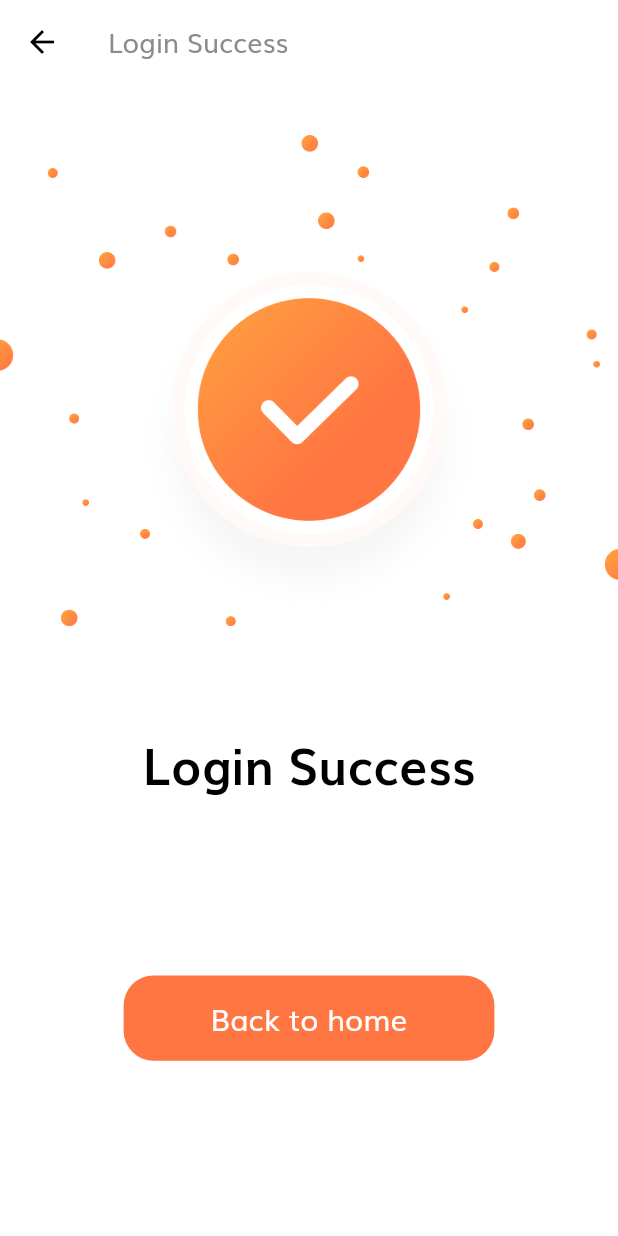
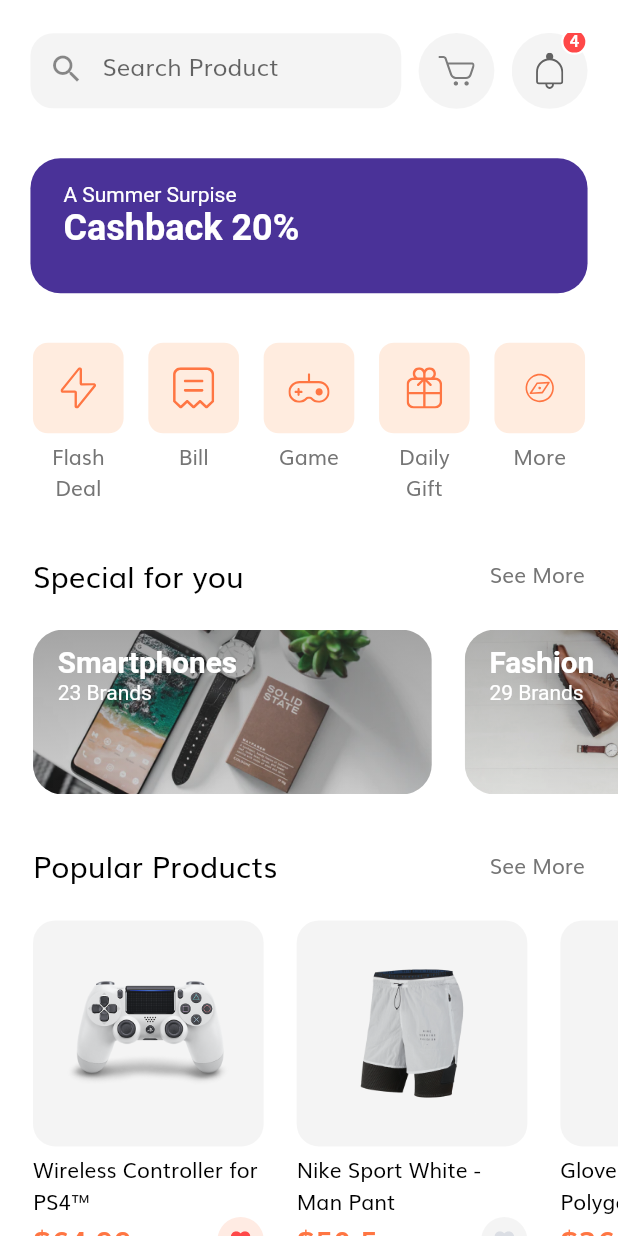
Before and after one commit to kanaisteve/Flutter-eCommerce-UI, a Flutter app: the LoginSuccessScreen screen opened by its route, after a tap on "Back to home", on a phone screen of 412 x 824 dp. Run offline on Flutter 3.47's test engine with Material 2 defaults, Android fonts, the phone set to English and light mode, and no system bars; our stand-ins replace flutter_svg.

Commit message:
Home Screen

```diff
--- /dev/null
+++ b/lib/models/Product.dart
@@ -0,0 +1,102 @@
+import 'package:flutter/material.dart';
+
+class Product {
+  final int id;
+  final String title, description;
+  final List<String> images;
+  final List<Color> colors;
+  final double rating, price;
+  final bool isFavourite, isPopular;
+
+  Product({
+    required this.id,
+    required this.images,
+    required this.colors,
+    this.rating = 0.0,
+    this.isFavourite = false,
+    this.isPopular = false,
+    required this.title,
+    required this.price,
+    required this.description,
+  });
+}
+
+// Our demo Products
+List<Product> demoProducts = [
+  Product(
+    id: 1,
+    images: [
+      "assets/images/ps4_console_white_1.png",
+      "assets/images/ps4_console_white_2.png",
+      "assets/images/ps4_console_white_3.png",
+      "assets/images/ps4_console_white_4.png",
+    ],
+    colors: [
+      Color(0xFFF6625E),
+      Color(0xFF836DB8),
+      Color(0xFFDECB9C),
+      Colors.white,
+    ],
+    title: "Wireless Controller for PS4™",
+    price: 64.99,
+    description: description,
+    rating: 4.8,
+    isFavourite: true,
+    isPopular: true,
+  ),
+  Product(
+    id: 2,
+    images: [
+      "assets/images/Image Popular Product 2.png",
+    ],
+    colors: [
+      Color(0xFFF6625E),
+      Color(0xFF836DB8),
+      Color(0xFFDECB9C),
+      Colors.white,
+    ],
+    title: "Nike Sport White - Man Pant",
+    price: 50.5,
+    description: description,
+    rating: 4.1,
+    isPopular: true,
+  ),
+  Product(
+    id: 3,
+    images: [
+      "assets/images/glap.png",
+    ],
+    colors: [
+      Color(0xFFF6625E),
+      Color(0xFF836DB8),
+      Color(0xFFDECB9C),
+      Colors.white,
+    ],
+    title: "Gloves XC Omega - Polygon",
+    price: 36.55,
+    description: description,
+    rating: 4.1,
+    isFavourite: true,
+    isPopular: true,
+  ),
+  Product(
+    id: 4,
+    images: [
+      "assets/images/wireless headset.png",
+    ],
+    colors: [
+      Color(0xFFF6625E),
+      Color(0xFF836DB8),
+      Color(0xFFDECB9C),
+      Colors.white,
+    ],
+    title: "Logitech Head",
+    price: 20.20,
+    description: description,
+    rating: 4.1,
+    isFavourite: true,
+  ),
+];
+
+const String description =
+    "Wireless Controller for PS4™ gives you what you want in your gaming from over precision control your games to sharing …";
--- a/lib/routes.dart
+++ b/lib/routes.dart
@@ -1,6 +1,7 @@
 import 'package:flutter/widgets.dart';
 import 'package:flutter_ui_kit/screens/auth/register_screen.dart';
 import 'package:flutter_ui_kit/screens/complete_profile/complete_profile_screen.dart';
+import 'package:flutter_ui_kit/screens/home/home_screen.dart';
 import 'package:flutter_ui_kit/screens/login_success/login_success_screen.dart';
 import 'package:flutter_ui_kit/screens/otp/otp_screen.dart';
 import 'package:flutter_ui_kit/screens/splash/splash_screen.dart';
@@ -17,4 +18,5 @@ final Map<String, WidgetBuilder> routes = {
   RegisterScreen.routeName: (context) => RegisterScreen(),
   CompleteProfileScreen.routeName: (context) => CompleteProfileScreen(),
   OtpScreen.routeName: (context) => OtpScreen(),
+  HomeScreen.routeName: (context) => HomeScreen(),
 };
--- /dev/null
+++ b/lib/screens/home/components/body.dart
@@ -0,0 +1,40 @@
+import 'package:flutter/material.dart';
+import 'package:flutter_svg/flutter_svg.dart';
+import 'package:flutter_ui_kit/constants.dart';
+import 'package:flutter_ui_kit/models/Product.dart';
+
+import '../../../size_config.dart';
+import 'categories.dart';
+import 'discount_counter.dart';
+import 'home_header.dart';
+import 'popular_products.dart';
+import 'product_card.dart';
+import 'section_title.dart';
+import 'special_offers.dart';
+
+class Body extends StatelessWidget {
+  const Body({super.key});
+
+  @override
+  Widget build(BuildContext context) {
+    return SafeArea(
+      child: SingleChildScrollView(
+        child: Column(
+          children: [
+            SizedBox(height: getProportionateScreenWidth(20)),
+            HomeHeader(),
+            SizedBox(height: getProportionateScreenWidth(30)),
+            DiscountBanner(),
+            SizedBox(height: getProportionateScreenWidth(30)),
+            Categories(),
+            SizedBox(height: getProportionateScreenWidth(30)),
+            SpecialOffers(),
+            SizedBox(height: getProportionateScreenWidth(30)),
+            PopularProducts(),
+            SizedBox(height: getProportionateScreenWidth(30)),
+          ],
+        ),
+      ),
+    );
+  }
+}
--- /dev/null
+++ b/lib/screens/home/components/categories.dart
@@ -0,0 +1,77 @@
+import 'package:flutter/material.dart';
+import 'package:flutter_svg/svg.dart';
+
+import '../../../size_config.dart';
+
+class Categories extends StatelessWidget {
+  const Categories({super.key});
+
+  @override
+  Widget build(BuildContext context) {
+    List<Map<String, dynamic>> categories = [
+      {"icon": "assets/icons/Flash Icon.svg", "text": "Flash Deal"},
+      {"icon": "assets/icons/Bill Icon.svg", "text": "Bill"},
+      {"icon": "assets/icons/Game Icon.svg", "text": "Game"},
+      {"icon": "assets/icons/Gift Icon.svg", "text": "Daily Gift"},
+      {"icon": "assets/icons/Discover.svg", "text": "More"},
+    ];
+    return Padding(
+      padding:
+          EdgeInsets.symmetric(horizontal: getProportionateScreenWidth(20)),
+      child: Row(
+        mainAxisAlignment: MainAxisAlignment.spaceBetween,
+        crossAxisAlignment: CrossAxisAlignment.start,
+        children: [
+          ...List.generate(
+            categories.length,
+            (index) => CategoryCard(
+              icon: categories[index]["icon"],
+              text: categories[index]["text"],
+              press: () {},
+            ),
+          )
+        ],
+      ),
+    );
+  }
+}
+
+class CategoryCard extends StatelessWidget {
+  const CategoryCard({
+    Key? key,
+    required this.icon,
+    required this.text,
+    required this.press,
+  }) : super(key: key);
+
+  final String icon, text;
+  final GestureTapCallback press;
+
+  @override
+  Widget build(BuildContext context) {
+    return GestureDetector(
+      onTap: press,
+      child: SizedBox(
+        width: getProportionateScreenWidth(55),
+        child: Column(children: [
+          AspectRatio(
+            aspectRatio: 1,
+            child: Container(
+              padding: EdgeInsets.all(getProportionateScreenWidth(15)),
+              decoration: BoxDecoration(
+                color: Color(0xFFFFECDF),
+                borderRadius: BorderRadius.circular(10),
+              ),
+              child: SvgPicture.asset(icon),
+            ),
+          ),
+          const SizedBox(height: 5),
+          Text(
+            text,
+            textAlign: TextAlign.center,
+          ),
+        ]),
+      ),
+    );
+  }
+}
--- /dev/null
+++ b/lib/screens/home/components/discount_counter.dart
@@ -0,0 +1,43 @@
+import 'package:flutter/material.dart';
+
+import '../../../size_config.dart';
+
+class DiscountBanner extends StatelessWidget {
+  const DiscountBanner({
+    Key? key,
+  }) : super(key: key);
+
+  @override
+  Widget build(BuildContext context) {
+    return Container(
+      margin: EdgeInsets.symmetric(
+        horizontal: getProportionateScreenHeight(20),
+      ),
+      padding: EdgeInsets.symmetric(
+        horizontal: getProportionateScreenWidth(20),
+        vertical: getProportionateScreenWidth(15),
+      ),
+      width: double.infinity,
+      height: 90,
+      decoration: BoxDecoration(
+        color: Color(0xFF4A3298),
+        borderRadius: BorderRadius.circular(20),
+      ),
+      child: Text.rich(
+        TextSpan(
+          text: "A Summer Surpise\n",
+          style: TextStyle(color: Colors.white),
+          children: [
+            TextSpan(
+              text: "Cashback 20%",
+              style: TextStyle(
+                fontSize: 24,
+                fontWeight: FontWeight.bold,
+              ),
+            ),
+          ],
+        ),
+      ),
+    );
+  }
+}
--- /dev/null
+++ b/lib/screens/home/components/home_header.dart
@@ -0,0 +1,37 @@
+import 'package:flutter/material.dart';
+
+import '../../../size_config.dart';
+import 'icon_btn_with_counter.dart';
+import 'search_field.dart';
+
+class HomeHeader extends StatelessWidget {
+  const HomeHeader({
+    Key? key,
+  }) : super(key: key);
+
+  @override
+  Widget build(BuildContext context) {
+    return Padding(
+      padding: EdgeInsets.symmetric(
+        horizontal: getProportionateScreenHeight(20),
+      ),
+      child: Row(
+        mainAxisAlignment: MainAxisAlignment.spaceBetween,
+        children: [
+          SearchField(),
+          // Shopping Cart
+          IconBtnWithCounter(
+            svgSrc: "assets/icons/Cart Icon.svg",
+            press: () {},
+          ),
+          IconBtnWithCounter(
+            // Notification Bell
+            svgSrc: "assets/icons/Bell.svg",
+            numOfItems: 4,
+            press: () {},
+          ),
+        ],
+      ),
+    );
+  }
+}
--- /dev/null
+++ b/lib/screens/home/components/icon_btn_with_counter.dart
@@ -0,0 +1,65 @@
+import 'package:flutter/material.dart';
+import 'package:flutter_svg/svg.dart';
+
+import '../../../constants.dart';
+import '../../../size_config.dart';
+
+class IconBtnWithCounter extends StatelessWidget {
+  const IconBtnWithCounter({
+    Key? key,
+    required this.svgSrc,
+    this.numOfItems = 0,
+    required this.press,
+  }) : super(key: key);
+
+  final String svgSrc;
+  final int numOfItems;
+  final GestureTapCallback press;
+
+  @override
+  Widget build(BuildContext context) {
+    return InkWell(
+      onTap: press,
+      borderRadius: BorderRadius.circular(50),
+      child: Stack(
+        // overflow: Overflow.visible,
+        children: [
+          Container(
+            padding: EdgeInsets.all(getProportionateScreenWidth(12)),
+            height: getProportionateScreenWidth(46),
+            width: getProportionateScreenWidth(46),
+            decoration: BoxDecoration(
+              color: kSecondaryColor.withOpacity(0.1),
+              shape: BoxShape.circle,
+            ),
+            child: SvgPicture.asset(svgSrc),
+          ),
+          if (numOfItems != 0)
+            Positioned(
+              top: -3,
+              right: 0,
+              child: Container(
+                height: getProportionateScreenWidth(16),
+                width: getProportionateScreenWidth(16),
+                decoration: BoxDecoration(
+                  color: Color(0xFFFF4848),
+                  shape: BoxShape.circle,
+                  border: Border.all(width: 1.5, color: Colors.white),
+                ),
+                child: Center(
+                    child: Text(
+                  "$numOfItems",
+                  style: TextStyle(
+                    fontSize: getProportionateScreenWidth(10),
+                    height: 1,
+                    color: Colors.white,
+                    fontWeight: FontWeight.w600,
+                  ),
+                )),
+              ),
+            ),
+        ],
+      ),
+    );
+  }
+}
--- /dev/null
+++ b/lib/screens/home/components/popular_products.dart
@@ -0,0 +1,42 @@
+import 'package:flutter/material.dart';
+
+import '../../../models/Product.dart';
+import '../../../size_config.dart';
+import 'product_card.dart';
+import 'section_title.dart';
+
+class PopularProducts extends StatelessWidget {
+  const PopularProducts({
+    Key? key,
+  }) : super(key: key);
+
+  @override
+  Widget build(BuildContext context) {
+    return Column(
+      children: [
+        SectionTitle(
+          text: "Popular Products",
+          press: () {},
+        ),
+        SizedBox(height: getProportionateScreenWidth(20)),
+        SingleChildScrollView(
+          scrollDirection: Axis.horizontal,
+          child: Row(
+            crossAxisAlignment: CrossAxisAlignment.start,
+            children: [
+              ...List.generate(
+                demoProducts.length,
+                (index) => ProductCard(
+                  product: demoProducts[index],
+                ),
+              ),
+              SizedBox(
+                width: getProportionateScreenWidth(20),
+              )
+            ],
+          ),
+        ),
+      ],
+    );
+  }
+}
--- /dev/null
+++ b/lib/screens/home/components/product_card.dart
@@ -0,0 +1,87 @@
+import 'package:flutter/material.dart';
+import 'package:flutter_svg/svg.dart';
+
+import '../../../constants.dart';
+import '../../../models/Product.dart';
+import '../../../size_config.dart';
+
+class ProductCard extends StatelessWidget {
+  const ProductCard({
+    Key? key,
+    this.width = 140,
+    this.aspectRetion = 1.02,
+    required this.product,
+  }) : super(key: key);
+
+  final double width, aspectRetion;
+  final Product product;
+
+  @override
+  Widget build(BuildContext context) {
+    return Padding(
+      padding: EdgeInsets.only(left: getProportionateScreenWidth(20)),
+      child: SizedBox(
+        width: getProportionateScreenWidth(width),
+        child: Column(
+          children: [
+            AspectRatio(
+              aspectRatio: 1.02,
+              child: Container(
+                padding: EdgeInsets.all(getProportionateScreenWidth(20)),
+                decoration: BoxDecoration(
+                  color: kSecondaryColor.withOpacity(0.1),
+                  borderRadius: BorderRadius.circular(15),
+                ),
+                child: Image.asset(
+                  product.images[0],
+                ),
+              ),
+            ),
+            const SizedBox(height: 5),
+            Text(
+              product.title,
+              style: const TextStyle(
+                color: Colors.black,
+              ),
+              maxLines: 2,
+            ),
+            Row(
+              mainAxisAlignment: MainAxisAlignment.spaceBetween,
+              children: [
+                Text(
+                  "\$${product.price}",
+                  style: TextStyle(
+                    fontSize: getProportionateScreenWidth(18),
+                    fontWeight: FontWeight.w600,
+                    color: kPrimaryColor,
+                  ),
+                ),
+                InkWell(
+                  borderRadius: BorderRadius.circular(30),
+                  onTap: () {},
+                  child: Container(
+                    padding: EdgeInsets.all(getProportionateScreenWidth(8)),
+                    width: getProportionateScreenWidth(28),
+                    height: getProportionateScreenWidth(28),
+                    decoration: BoxDecoration(
+                      color: product.isFavourite
+                          ? kPrimaryColor.withOpacity(0.15)
+                          : kSecondaryColor.withOpacity(0.1),
+                      shape: BoxShape.circle,
+                    ),
+                    child: SvgPicture.asset(
+                      "assets/icons/Heart Icon_2.svg",
+                      color: product.isFavourite
+                          ? Color(0xFFFF4848)
+                          : Color(0xFFDBDEE4),
+                    ),
+                  ),
+                ),
+              ],
+            ),
+          ],
+        ),
+      ),
+    );
+  }
+}
--- /dev/null
+++ b/lib/screens/home/components/search_field.dart
@@ -0,0 +1,34 @@
+import 'package:flutter/material.dart';
+
+import '../../../constants.dart';
+import '../../../size_config.dart';
+
+class SearchField extends StatelessWidget {
+  const SearchField({
+    Key? key,
+  }) : super(key: key);
+
+  @override
+  Widget build(BuildContext context) {
+    return Container(
+      width: SizeConfig.screenWidth * 0.6, // 60% of our width
+      height: 50,
+      decoration: BoxDecoration(
+        color: kSecondaryColor.withOpacity(0.1),
+        borderRadius: BorderRadius.circular(15),
+      ),
+      child: TextField(
+        decoration: InputDecoration(
+          enabledBorder: InputBorder.none,
+          focusedBorder: InputBorder.none,
+          hintText: "Search Product",
+          prefixIcon: Icon(Icons.search),
+          contentPadding: EdgeInsets.symmetric(
+            horizontal: getProportionateScreenWidth(20),
+            vertical: getProportionateScreenHeight(9),
+          ),
+        ),
+      ),
+    );
+  }
+}
--- /dev/null
+++ b/lib/screens/home/components/section_title.dart
@@ -0,0 +1,38 @@
+import 'package:flutter/material.dart';
+
+import '../../../size_config.dart';
+
+class SectionTitle extends StatelessWidget {
+  const SectionTitle({
+    Key? key,
+    required this.text,
+    required this.press,
+  }) : super(key: key);
+
+  final String text;
+  final GestureTapCallback press;
+
+  @override
+  Widget build(BuildContext context) {
+    return Padding(
+      padding:
+          EdgeInsets.symmetric(horizontal: getProportionateScreenWidth(20)),
+      child: Row(
+        mainAxisAlignment: MainAxisAlignment.spaceBetween,
+        children: [
+          Text(
+            text,
+            style: TextStyle(
+              fontSize: getProportionateScreenWidth(18),
+              color: Colors.black,
+            ),
+          ),
+          GestureDetector(
+            onTap: press,
+            child: const Text("See More"),
+          ),
+        ],
+      ),
+    );
+  }
+}
--- /dev/null
+++ b/lib/screens/home/components/special_offers.dart
@@ -0,0 +1,113 @@
+import 'package:flutter/material.dart';
+
+import '../../../size_config.dart';
+import 'section_title.dart';
+
+class SpecialOffers extends StatelessWidget {
+  const SpecialOffers({
+    Key? key,
+  }) : super(key: key);
+
+  @override
+  Widget build(BuildContext context) {
+    return Column(
+      children: [
+        SectionTitle(
+          text: "Special for you",
+          press: () {},
+        ),
+        SizedBox(height: getProportionateScreenWidth(20)),
+        SingleChildScrollView(
+          scrollDirection: Axis.horizontal,
+          child: Row(
+            children: [
+              SpecialOfferCard(
+                image: "assets/images/Image Banner 2.png",
+                category: "Smartphones",
+                numOfBrands: 23,
+                press: () {},
+              ),
+              SpecialOfferCard(
+                image: "assets/images/Image Banner 3.png",
+                category: "Fashion",
+                numOfBrands: 29,
+                press: () {},
+              ),
+              SizedBox(width: getProportionateScreenWidth(20)),
+            ],
+          ),
+        ),
+      ],
+    );
+  }
+}
+
+class SpecialOfferCard extends StatelessWidget {
+  const SpecialOfferCard({
+    Key? key,
+    required this.category,
+    required this.image,
+    required this.numOfBrands,
+    required this.press,
+  }) : super(key: key);
+
+  final String category, image;
+  final int numOfBrands;
+  final GestureTapCallback press;
+
+  @override
+  Widget build(BuildContext context) {
+    return Padding(
+      padding: EdgeInsets.only(
+        left: getProportionateScreenWidth(20),
+      ),
+      child: SizedBox(
+        width: getProportionateScreenWidth(242),
+        height: getProportionateScreenWidth(100),
+        child: ClipRRect(
+          borderRadius: BorderRadius.circular(20),
+          child: Stack(
+            children: [
+              Image.asset(
+                image,
+                fit: BoxFit.cover,
+              ),
+              Container(
+                decoration: BoxDecoration(
+                    gradient: LinearGradient(
+                  begin: Alignment.topCenter,
+                  end: Alignment.bottomCenter,
+                  colors: [
+                    Color(0xFF343434).withOpacity(0.4),
+                    Color(0xFF343434).withOpacity(0.15),
+                  ],
+                )),
+              ),
+              Padding(
+                padding: EdgeInsets.symmetric(
+                  horizontal: getProportionateScreenWidth(15),
+                  vertical: getProportionateScreenWidth(10),
+                ),
+                child: Text.rich(
+                  TextSpan(
+                    style: TextStyle(color: Colors.white),
+                    children: [
+                      TextSpan(
+                        text: "$category\n",
+                        style: TextStyle(
+                          fontSize: getProportionateScreenWidth(18),
+                          fontWeight: FontWeight.bold,
+                        ),
+                      ),
+                      TextSpan(text: "$numOfBrands Brands"),
+                    ],
+                  ),
+                ),
+              ),
+            ],
+          ),
+        ),
+      ),
+    );
+  }
+}
--- /dev/null
+++ b/lib/screens/home/home_screen.dart
@@ -0,0 +1,15 @@
+import 'package:flutter/material.dart';
+import 'package:flutter_ui_kit/screens/home/components/body.dart';
+
+class HomeScreen extends StatelessWidget {
+  static String routeName = "/home";
+
+  const HomeScreen({super.key});
+
+  @override
+  Widget build(BuildContext context) {
+    return Scaffold(
+      body: Body(),
+    );
+  }
+}
--- a/lib/screens/login_success/components/body.dart
+++ b/lib/screens/login_success/components/body.dart
@@ -1,5 +1,6 @@
 import 'package:flutter/material.dart';
 import 'package:flutter_ui_kit/components/default_button.dart';
+import 'package:flutter_ui_kit/screens/home/home_screen.dart';
 import 'package:flutter_ui_kit/size_config.dart';
 
 class Body extends StatelessWidget {
@@ -28,7 +29,9 @@ class Body extends StatelessWidget {
           width: SizeConfig.screenWidth * 0.6,
           child: DefaultButton(
             text: "Back to home",
-            press: () {},
+            press: () {
+              Navigator.pushNamed(context, HomeScreen.routeName);
+            },
           ),
         ),
         Spacer(),
--- a/lib/screens/otp/components/otp_body.dart
+++ b/lib/screens/otp/components/otp_body.dart
@@ -14,9 +14,9 @@ class OtpBody extends StatelessWidget {
     return SizedBox(
       width: double.infinity,
       child: Padding(
-        padding: EdgeInsets.symmetric(
-          horizontal: getProportionateScreenWidth(20),
-        ),
+        padding:
+            EdgeInsets.symmetric(horizontal: getProportionateScreenWidth(20)),
+        child: SingleChildScrollView(
           child: Column(
             children: [
               SizedBox(height: SizeConfig.screenHeight * 0.05), //5%
@@ -41,6 +41,7 @@ class OtpBody extends StatelessWidget {
             ],
           ),
         ),
+      ),
     );
   }
 
```
Lines whose indentation alone changed are shown as unchanged.
